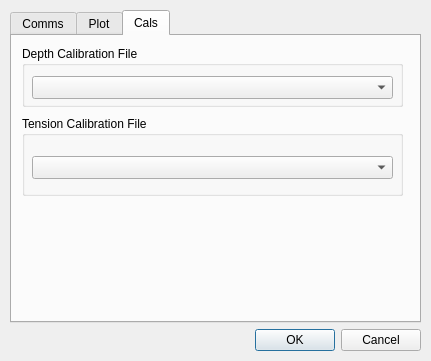
Before: the Qt Designer form resources/settings.ui in augustodn/smartlog, drawn with Qt 5.
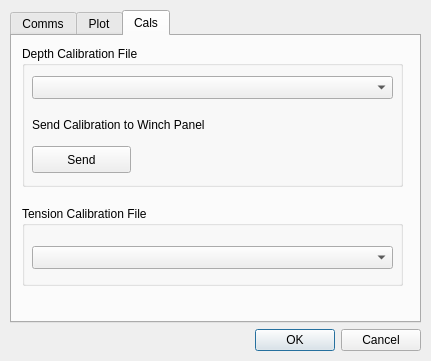
After: the same form once the commit is applied.

Commit message: Implemented sending depth calibration and depth value to microcontroller

Patch:
```diff
--- a/resources/settings.ui
+++ b/resources/settings.ui
@@ -221,13 +221,13 @@
           <x>10</x>
           <y>10</y>
           <width>381</width>
-          <height>61</height>
+          <height>141</height>
          </rect>
         </property>
         <property name="title">
          <string>Depth Calibration File</string>
         </property>
-        <widget class="QComboBox" name="tensionComboBox">
+        <widget class="QComboBox" name="depthComboBox">
          <property name="geometry">
           <rect>
            <x>10</x>
@@ -237,12 +237,38 @@
           </rect>
          </property>
         </widget>
+        <widget class="QLabel" name="label_3">
+         <property name="geometry">
+          <rect>
+           <x>10</x>
+           <y>70</y>
+           <width>221</width>
+           <height>17</height>
+          </rect>
+         </property>
+         <property name="text">
+          <string>Send Calibration to Winch Panel</string>
+         </property>
+        </widget>
+        <widget class="QPushButton" name="sendDepthCal">
+         <property name="geometry">
+          <rect>
+           <x>10</x>
+           <y>100</y>
+           <width>99</width>
+           <height>27</height>
+          </rect>
+         </property>
+         <property name="text">
+          <string>Send</string>
+         </property>
+        </widget>
        </widget>
        <widget class="QGroupBox" name="groupBox_4">
         <property name="geometry">
          <rect>
           <x>10</x>
-          <y>80</y>
+          <y>170</y>
           <width>381</width>
           <height>80</height>
          </rect>
@@ -250,7 +276,7 @@
         <property name="title">
          <string>Tension Calibration File</string>
         </property>
-        <widget class="QComboBox" name="depthComboBox">
+        <widget class="QComboBox" name="tensionComboBox">
          <property name="geometry">
           <rect>
            <x>10</x>
```
Left out of the diff: 2 changed lines with no effect on the pictures. The commit also changes 12 other files.
